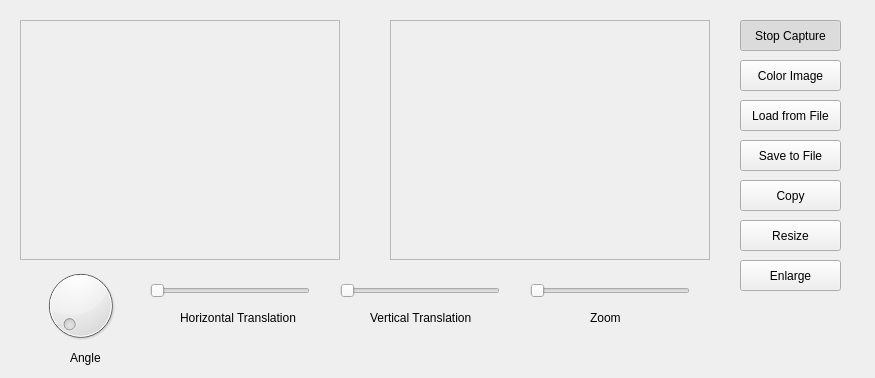
Old version of the form mainwindow.ui in the repository ARebollo/ArtificialVision.
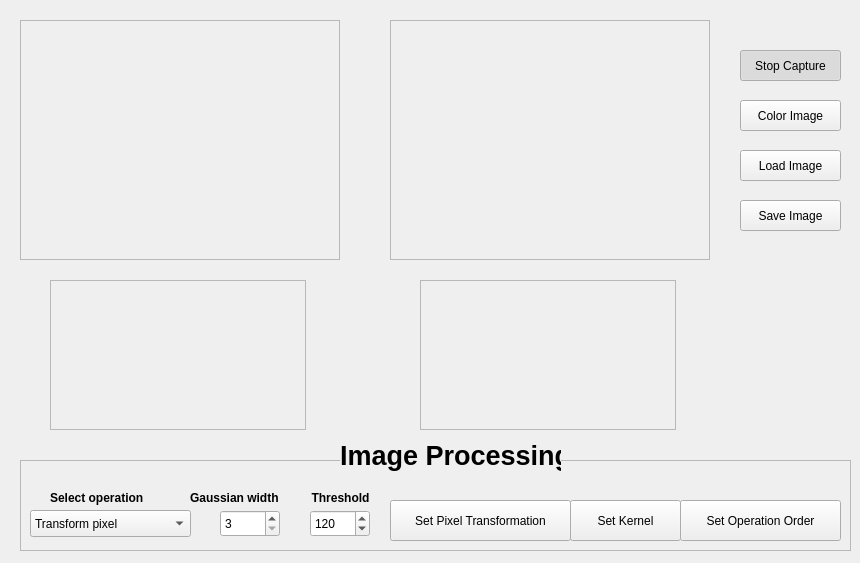
New version of the form.

Diff of the .ui file:
```diff
--- a/mainwindow.ui
+++ b/mainwindow.ui
@@ -6,8 +6,8 @@
    <rect>
     <x>0</x>
     <y>0</y>
-    <width>875</width>
-    <height>378</height>
+    <width>860</width>
+    <height>563</height>
    </rect>
   </property>
   <property name="windowTitle">
@@ -49,7 +49,7 @@
    <property name="geometry">
     <rect>
      <x>740</x>
-     <y>20</y>
+     <y>50</y>
      <width>101</width>
      <height>31</height>
     </rect>
@@ -68,7 +68,7 @@
    <property name="geometry">
     <rect>
      <x>740</x>
-     <y>60</y>
+     <y>100</y>
      <width>101</width>
      <height>31</height>
     </rect>
@@ -87,166 +87,282 @@
    <property name="geometry">
     <rect>
      <x>740</x>
-     <y>100</y>
+     <y>150</y>
      <width>101</width>
      <height>31</height>
     </rect>
    </property>
    <property name="text">
-    <string>Load from File</string>
+    <string>Load Image</string>
    </property>
-  </widget>
-  <widget class="QPushButton" name="saveButton">
-   <property name="geometry">
-    <rect>
-     <x>740</x>
-     <y>140</y>
-     <width>101</width>
-     <height>31</height>
-    </rect>
+   <property name="checkable">
+    <bool>false</bool>
    </property>
-   <property name="text">
-    <string>Save to File</string>
+   <property name="checked">
+    <bool>false</bool>
    </property>
   </widget>
-  <widget class="QPushButton" name="copyButton">
+  <widget class="QFrame" name="processingFrame">
    <property name="geometry">
     <rect>
-     <x>740</x>
-     <y>180</y>
-     <width>101</width>
-     <height>31</height>
-    </rect>
-   </property>
-   <property name="text">
-    <string>Copy</string>
-   </property>
-  </widget>
-  <widget class="QPushButton" name="resizeButton">
-   <property name="geometry">
-    <rect>
-     <x>740</x>
-     <y>220</y>
-     <width>101</width>
-     <height>31</height>
-    </rect>
-   </property>
-   <property name="text">
-    <string>Resize</string>
-   </property>
-  </widget>
-  <widget class="QPushButton" name="enlargeButton">
-   <property name="geometry">
-    <rect>
-     <x>740</x>
-     <y>260</y>
-     <width>101</width>
-     <height>31</height>
-    </rect>
-   </property>
-   <property name="text">
-    <string>Enlarge</string>
-   </property>
-  </widget>
-  <widget class="QDial" name="angleDial">
-   <property name="geometry">
-    <rect>
-     <x>40</x>
-     <y>260</y>
-     <width>81</width>
+     <x>20</x>
+     <y>460</y>
+     <width>831</width>
      <height>91</height>
     </rect>
    </property>
-  </widget>
-  <widget class="QSlider" name="horizontalSlider">
-   <property name="geometry">
-    <rect>
-     <x>150</x>
-     <y>280</y>
-     <width>160</width>
-     <height>22</height>
-    </rect>
+   <property name="frameShape">
+    <enum>QFrame::StyledPanel</enum>
    </property>
-   <property name="orientation">
-    <enum>Qt::Horizontal</enum>
+   <property name="frameShadow">
+    <enum>QFrame::Raised</enum>
    </property>
-  </widget>
-  <widget class="QSlider" name="verticalSlider">
-   <property name="geometry">
-    <rect>
-     <x>340</x>
-     <y>280</y>
-     <width>160</width>
-     <height>22</height>
-    </rect>
-   </property>
-   <property name="orientation">
-    <enum>Qt::Horizontal</enum>
-   </property>
-  </widget>
-  <widget class="QSlider" name="zoomSlider">
-   <property name="geometry">
-    <rect>
-     <x>530</x>
-     <y>280</y>
-     <width>160</width>
-     <height>22</height>
-    </rect>
-   </property>
-   <property name="orientation">
-    <enum>Qt::Horizontal</enum>
-   </property>
+   <widget class="QComboBox" name="operationComboBox">
+    <property name="geometry">
+     <rect>
+      <x>10</x>
+      <y>50</y>
+      <width>161</width>
+      <height>27</height>
+     </rect>
+    </property>
+    <item>
+     <property name="text">
+      <string>Transform pixel</string>
+     </property>
+    </item>
+    <item>
+     <property name="text">
+      <string>Thresholding</string>
+     </property>
+    </item>
+    <item>
+     <property name="text">
+      <string>Equalize</string>
+     </property>
+    </item>
+    <item>
+     <property name="text">
+      <string>Gaussian Blur</string>
+     </property>
+    </item>
+    <item>
+     <property name="text">
+      <string>Median Blur</string>
+     </property>
+    </item>
+    <item>
+     <property name="text">
+      <string>Linear Filter</string>
+     </property>
+    </item>
+    <item>
+     <property name="text">
+      <string>Dilate</string>
+     </property>
+    </item>
+    <item>
+     <property name="text">
+      <string>Erode</string>
+     </property>
+    </item>
+    <item>
+     <property name="text">
+      <string>Apply several...</string>
+     </property>
+    </item>
+   </widget>
+   <widget class="QLabel" name="operationLabel">
+    <property name="geometry">
+     <rect>
+      <x>30</x>
+      <y>30</y>
+      <width>121</width>
+      <height>17</height>
+     </rect>
+    </property>
+    <property name="text">
+     <string>&lt;html&gt;&lt;head/&gt;&lt;body&gt;&lt;p&gt;&lt;span style=&quot; font-weight:600;&quot;&gt;Select operation&lt;/span&gt;&lt;/p&gt;&lt;/body&gt;&lt;/html&gt;</string>
+    </property>
+   </widget>
+   <widget class="QLabel" name="gaussianLabel">
+    <property name="geometry">
+     <rect>
+      <x>170</x>
+      <y>30</y>
+      <width>111</width>
+      <height>17</height>
+     </rect>
+    </property>
+    <property name="text">
+     <string>&lt;html&gt;&lt;head/&gt;&lt;body&gt;&lt;p&gt;&lt;span style=&quot; font-weight:600;&quot;&gt;Gaussian width&lt;/span&gt;&lt;/p&gt;&lt;/body&gt;&lt;/html&gt;</string>
+    </property>
+   </widget>
+   <widget class="QSpinBox" name="thresholdSpinBox">
+    <property name="geometry">
+     <rect>
+      <x>290</x>
+      <y>50</y>
+      <width>60</width>
+      <height>27</height>
+     </rect>
+    </property>
+    <property name="maximum">
+     <number>255</number>
+    </property>
+    <property name="value">
+     <number>120</number>
+    </property>
+   </widget>
+   <widget class="QLabel" name="gaussianLabel_2">
+    <property name="geometry">
+     <rect>
+      <x>280</x>
+      <y>30</y>
+      <width>81</width>
+      <height>17</height>
+     </rect>
+    </property>
+    <property name="text">
+     <string>&lt;html&gt;&lt;head/&gt;&lt;body&gt;&lt;p align=&quot;center&quot;&gt;&lt;span style=&quot; font-weight:600;&quot;&gt;Threshold&lt;/span&gt;&lt;/p&gt;&lt;/body&gt;&lt;/html&gt;</string>
+    </property>
+   </widget>
+   <widget class="QPushButton" name="kernelButton">
+    <property name="geometry">
+     <rect>
+      <x>550</x>
+      <y>40</y>
+      <width>111</width>
+      <height>41</height>
+     </rect>
+    </property>
+    <property name="text">
+     <string>Set Kernel</string>
+    </property>
+   </widget>
+   <widget class="QPushButton" name="operOrderButton">
+    <property name="geometry">
+     <rect>
+      <x>660</x>
+      <y>40</y>
+      <width>161</width>
+      <height>41</height>
+     </rect>
+    </property>
+    <property name="text">
+     <string>Set Operation Order</string>
+    </property>
+   </widget>
+   <widget class="QPushButton" name="pixelTButton">
+    <property name="geometry">
+     <rect>
+      <x>370</x>
+      <y>40</y>
+      <width>181</width>
+      <height>41</height>
+     </rect>
+    </property>
+    <property name="text">
+     <string>Set Pixel Transformation</string>
+    </property>
+   </widget>
+   <widget class="QSpinBox" name="gaussWidthBox">
+    <property name="geometry">
+     <rect>
+      <x>200</x>
+      <y>50</y>
+      <width>60</width>
+      <height>27</height>
+     </rect>
+    </property>
+    <property name="minimum">
+     <number>3</number>
+    </property>
+    <property name="maximum">
+     <number>19</number>
+    </property>
+    <property name="singleStep">
+     <number>2</number>
+    </property>
+    <property name="value">
+     <number>3</number>
+    </property>
+   </widget>
   </widget>
   <widget class="QLabel" name="label">
    <property name="geometry">
     <rect>
-     <x>180</x>
-     <y>310</y>
-     <width>121</width>
-     <height>16</height>
+     <x>340</x>
+     <y>440</y>
+     <width>221</width>
+     <height>31</height>
     </rect>
    </property>
+   <property name="autoFillBackground">
+    <bool>true</bool>
+   </property>
    <property name="text">
-    <string>Horizontal Translation</string>
+    <string>&lt;html&gt;&lt;head/&gt;&lt;body&gt;&lt;p&gt;&lt;span style=&quot; font-size:20pt; font-weight:600;&quot;&gt;Image Processing&lt;/span&gt;&lt;/p&gt;&lt;/body&gt;&lt;/html&gt;</string>
    </property>
+   <property name="textFormat">
+    <enum>Qt::RichText</enum>
+   </property>
   </widget>
-  <widget class="QLabel" name="label_2">
+  <widget class="QPushButton" name="saveButton">
    <property name="geometry">
     <rect>
-     <x>370</x>
-     <y>310</y>
-     <width>121</width>
-     <height>16</height>
+     <x>740</x>
+     <y>200</y>
+     <width>101</width>
+     <height>31</height>
     </rect>
    </property>
    <property name="text">
-    <string>Vertical Translation</string>
+    <string>Save Image</string>
    </property>
+   <property name="checkable">
+    <bool>false</bool>
+   </property>
+   <property name="checked">
+    <bool>false</bool>
+   </property>
   </widget>
-  <widget class="QLabel" name="label_3">
+  <widget class="QFrame" name="histoFrameS">
    <property name="geometry">
     <rect>
-     <x>590</x>
-     <y>310</y>
-     <width>121</width>
-     <height>16</height>
+     <x>50</x>
+     <y>280</y>
+     <width>256</width>
+     <height>150</height>
     </rect>
    </property>
-   <property name="text">
-    <string>Zoom</string>
+   <property name="frameShape">
+    <enum>QFrame::StyledPanel</enum>
    </property>
+   <property name="frameShadow">
+    <enum>QFrame::Raised</enum>
+   </property>
+   <property name="lineWidth">
+    <number>4</number>
+   </property>
   </widget>
-  <widget class="QLabel" name="label_4">
+  <widget class="QFrame" name="histoFrameD">
    <property name="geometry">
     <rect>
-     <x>70</x>
-     <y>350</y>
-     <width>121</width>
-     <height>16</height>
+     <x>420</x>
+     <y>280</y>
+     <width>256</width>
+     <height>150</height>
     </rect>
    </property>
-   <property name="text">
-    <string>Angle</string>
+   <property name="frameShape">
+    <enum>QFrame::StyledPanel</enum>
+   </property>
+   <property name="frameShadow">
+    <enum>QFrame::Raised</enum>
+   </property>
+   <property name="lineWidth">
+    <number>4</number>
    </property>
   </widget>
  </widget>
```
Left out of the diff: 12 changed lines with no effect on the pictures.
